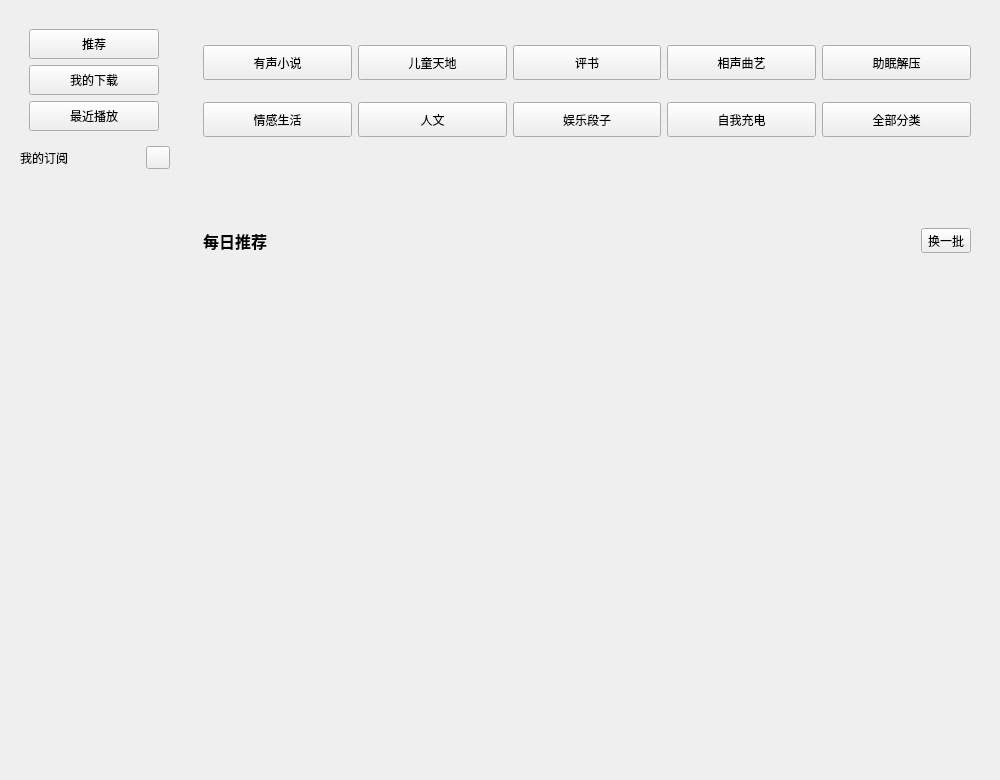
Above: KuGouStart/ListenBook/ListenBook.ui from a-mo-xi-wei/Qt-KuGouAppClient before the change. Below: the same form after it.
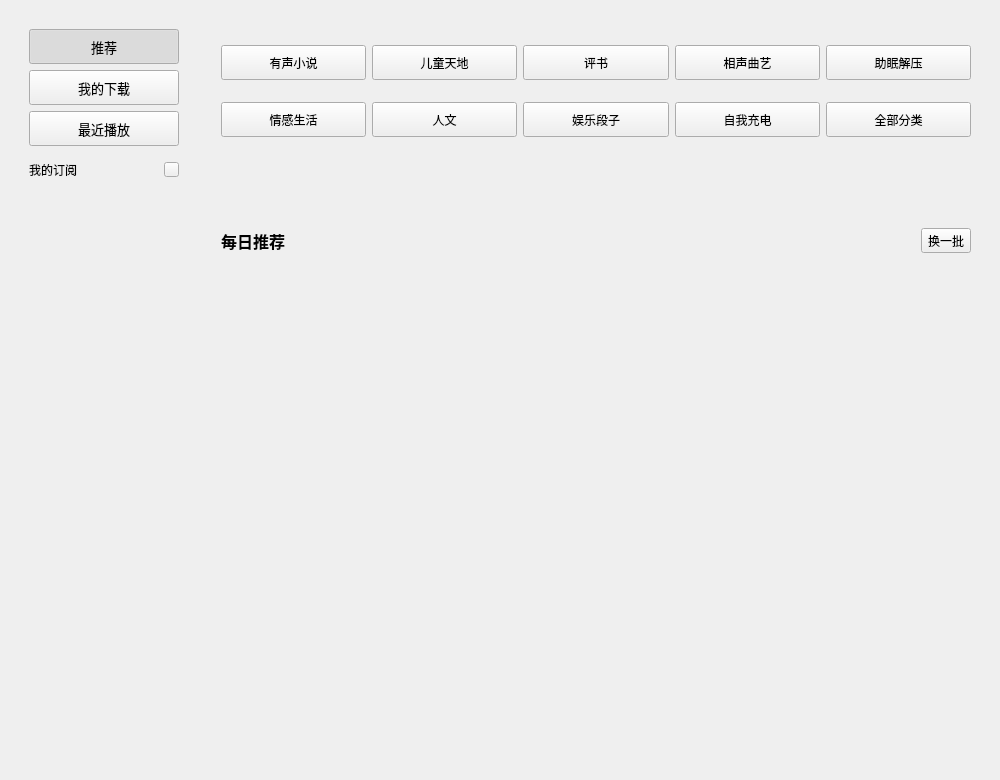
That is the form after the change. Custom widgets are drawn as their Qt base class.

```diff
--- a/KuGouStart/ListenBook/ListenBook.ui
+++ b/KuGouStart/ListenBook/ListenBook.ui
@@ -24,57 +24,93 @@
           <widget class="QToolButton" name="toolButton">
            <property name="minimumSize">
             <size>
-             <width>130</width>
-             <height>30</height>
+             <width>150</width>
+             <height>35</height>
             </size>
            </property>
            <property name="maximumSize">
             <size>
-             <width>130</width>
-             <height>30</height>
+             <width>150</width>
+             <height>35</height>
             </size>
            </property>
+           <property name="font">
+            <font>
+             <pointsize>10</pointsize>
+            </font>
+           </property>
            <property name="text">
             <string>推荐</string>
            </property>
+           <property name="checkable">
+            <bool>true</bool>
+           </property>
+           <property name="checked">
+            <bool>true</bool>
+           </property>
+           <property name="toolButtonStyle">
+            <enum>Qt::ToolButtonTextBesideIcon</enum>
+           </property>
           </widget>
          </item>
          <item>
           <widget class="QToolButton" name="toolButton_2">
            <property name="minimumSize">
             <size>
-             <width>130</width>
-             <height>30</height>
+             <width>150</width>
+             <height>35</height>
             </size>
            </property>
            <property name="maximumSize">
             <size>
-             <width>130</width>
-             <height>30</height>
+             <width>150</width>
+             <height>35</height>
             </size>
            </property>
+           <property name="font">
+            <font>
+             <pointsize>10</pointsize>
+            </font>
+           </property>
            <property name="text">
             <string>我的下载</string>
            </property>
+           <property name="checkable">
+            <bool>true</bool>
+           </property>
+           <property name="toolButtonStyle">
+            <enum>Qt::ToolButtonTextBesideIcon</enum>
+           </property>
           </widget>
          </item>
          <item>
           <widget class="QToolButton" name="toolButton_3">
            <property name="minimumSize">
             <size>
-             <width>130</width>
-             <height>30</height>
+             <width>150</width>
+             <height>35</height>
             </size>
            </property>
            <property name="maximumSize">
             <size>
-             <width>130</width>
-             <height>30</height>
+             <width>150</width>
+             <height>35</height>
             </size>
            </property>
+           <property name="font">
+            <font>
+             <pointsize>10</pointsize>
+            </font>
+           </property>
            <property name="text">
             <string>最近播放</string>
            </property>
+           <property name="checkable">
+            <bool>true</bool>
+           </property>
+           <property name="toolButtonStyle">
+            <enum>Qt::ToolButtonTextBesideIcon</enum>
+           </property>
           </widget>
          </item>
         </layout>
@@ -108,19 +144,37 @@
           <property name="scaledContents">
            <bool>true</bool>
           </property>
+          <property name="alignment">
+           <set>Qt::AlignLeading|Qt::AlignLeft|Qt::AlignTop</set>
+          </property>
           <property name="margin">
            <number>5</number>
           </property>
          </widget>
         </item>
         <item>
-         <widget class="QToolButton" name="toolButton_4">
+         <widget class="QToolButton" name="indicator_toolButton">
+          <property name="minimumSize">
+           <size>
+            <width>15</width>
+            <height>15</height>
+           </size>
+          </property>
+          <property name="maximumSize">
+           <size>
+            <width>15</width>
+            <height>15</height>
+           </size>
+          </property>
           <property name="cursor">
            <cursorShape>PointingHandCursor</cursorShape>
           </property>
           <property name="text">
            <string/>
           </property>
+          <property name="checkable">
+           <bool>true</bool>
+          </property>
          </widget>
         </item>
        </layout>
```
Left out of the diff: 10 changed lines with no effect on the pictures.
